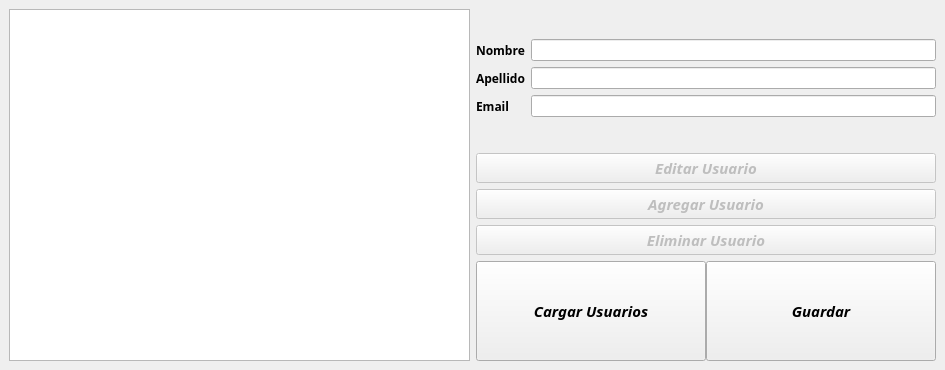
Before: the Qt Designer form clase8/Icargar.ui in Joycemg/laboratorio_II, drawn with Qt 5.
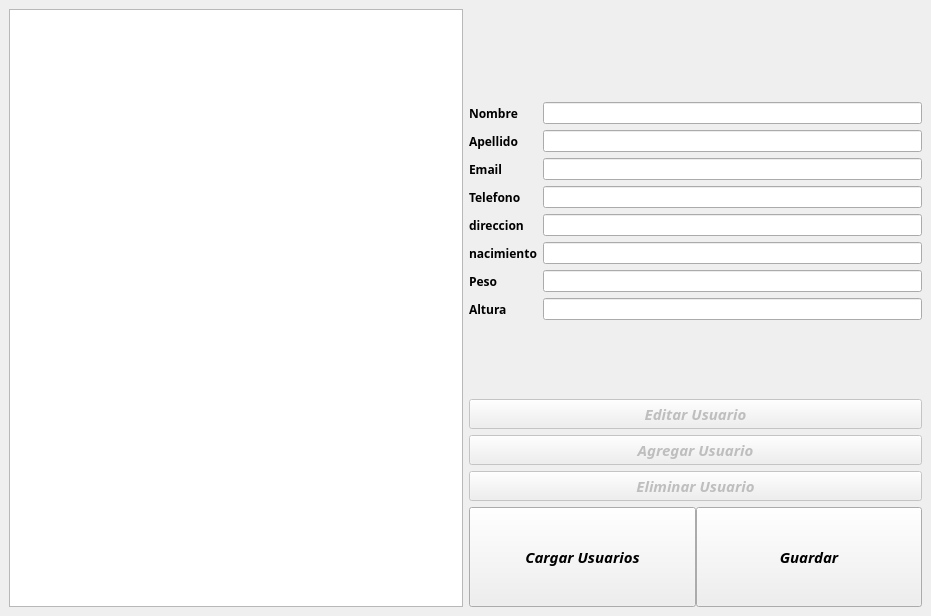
After: the same form once the commit is applied.

What changed in the file:
```diff
--- a/clase8/Icargar.ui
+++ b/clase8/Icargar.ui
@@ -6,8 +6,8 @@
    <rect>
     <x>0</x>
     <y>0</y>
-    <width>945</width>
-    <height>370</height>
+    <width>931</width>
+    <height>616</height>
    </rect>
   </property>
   <property name="windowTitle">
@@ -53,7 +53,7 @@
         <property name="formAlignment">
          <set>Qt::AlignCenter</set>
         </property>
-        <item row="0" column="0">
+        <item row="3" column="0">
          <widget class="QLabel" name="label">
           <property name="font">
            <font>
@@ -70,10 +70,10 @@
           </property>
          </widget>
         </item>
-        <item row="0" column="1">
+        <item row="3" column="1">
          <widget class="QLineEdit" name="nombre"/>
         </item>
-        <item row="1" column="0">
+        <item row="4" column="0">
          <widget class="QLabel" name="label_2">
           <property name="font">
            <font>
@@ -90,10 +90,10 @@
           </property>
          </widget>
         </item>
-        <item row="1" column="1">
+        <item row="4" column="1">
          <widget class="QLineEdit" name="apellido"/>
         </item>
-        <item row="2" column="0">
+        <item row="5" column="0">
          <widget class="QLabel" name="label_3">
           <property name="font">
            <font>
@@ -113,9 +113,147 @@
           </property>
          </widget>
         </item>
-        <item row="2" column="1">
+        <item row="5" column="1">
          <widget class="QLineEdit" name="email"/>
         </item>
+        <item row="6" column="0">
+         <widget class="QLabel" name="label_9">
+          <property name="font">
+           <font>
+            <family>Hack</family>
+            <weight>75</weight>
+            <bold>true</bold>
+           </font>
+          </property>
+          <property name="text">
+           <string>Telefono</string>
+          </property>
+          <property name="textFormat">
+           <enum>Qt::AutoText</enum>
+          </property>
+          <property name="scaledContents">
+           <bool>false</bool>
+          </property>
+         </widget>
+        </item>
+        <item row="6" column="1">
+         <widget class="QLineEdit" name="telefono"/>
+        </item>
+        <item row="7" column="0">
+         <widget class="QLabel" name="label_10">
+          <property name="font">
+           <font>
+            <family>Hack</family>
+            <weight>75</weight>
+            <bold>true</bold>
+           </font>
+          </property>
+          <property name="text">
+           <string>direccion</string>
+          </property>
+          <property name="textFormat">
+           <enum>Qt::AutoText</enum>
+          </property>
+          <property name="scaledContents">
+           <bool>false</bool>
+          </property>
+         </widget>
+        </item>
+        <item row="7" column="1">
+         <widget class="QLineEdit" name="direccion">
+          <property name="text">
+           <string/>
+          </property>
+         </widget>
+        </item>
+        <item row="8" column="0">
+         <widget class="QLabel" name="label_11">
+          <property name="font">
+           <font>
+            <family>Hack</family>
+            <weight>75</weight>
+            <bold>true</bold>
+           </font>
+          </property>
+          <property name="text">
+           <string>nacimiento</string>
+          </property>
+          <property name="textFormat">
+           <enum>Qt::AutoText</enum>
+          </property>
+          <property name="scaledContents">
+           <bool>false</bool>
+          </property>
+         </widget>
+        </item>
+        <item row="8" column="1">
+         <widget class="QLineEdit" name="nacimiento">
+          <property name="text">
+           <string/>
+          </property>
+         </widget>
+        </item>
+        <item row="9" column="0">
+         <widget class="QLabel" name="label_13">
+          <property name="font">
+           <font>
+            <family>Hack</family>
+            <weight>75</weight>
+            <bold>true</bold>
+           </font>
+          </property>
+          <property name="text">
+           <string>Peso</string>
+          </property>
+          <property name="textFormat">
+           <enum>Qt::AutoText</enum>
+          </property>
+          <property name="scaledContents">
+           <bool>false</bool>
+          </property>
+         </widget>
+        </item>
+        <item row="9" column="1">
+         <widget class="QLineEdit" name="peso">
+          <property name="text">
+           <string/>
+          </property>
+         </widget>
+        </item>
+        <item row="10" column="0">
+         <widget class="QLabel" name="label_12">
+          <property name="font">
+           <font>
+            <family>Hack</family>
+            <weight>75</weight>
+            <bold>true</bold>
+           </font>
+          </property>
+          <property name="text">
+           <string>Altura</string>
+          </property>
+          <property name="textFormat">
+           <enum>Qt::AutoText</enum>
+          </property>
+          <property name="scaledContents">
+           <bool>false</bool>
+          </property>
+         </widget>
+        </item>
+        <item row="10" column="1">
+         <widget class="QLineEdit" name="altura">
+          <property name="text">
+           <string/>
+          </property>
+         </widget>
+        </item>
+        <item row="2" column="0" colspan="2">
+         <widget class="QLabel" name="id_">
+          <property name="text">
+           <string/>
+          </property>
+         </widget>
+        </item>
        </layout>
       </item>
       <item>
```
